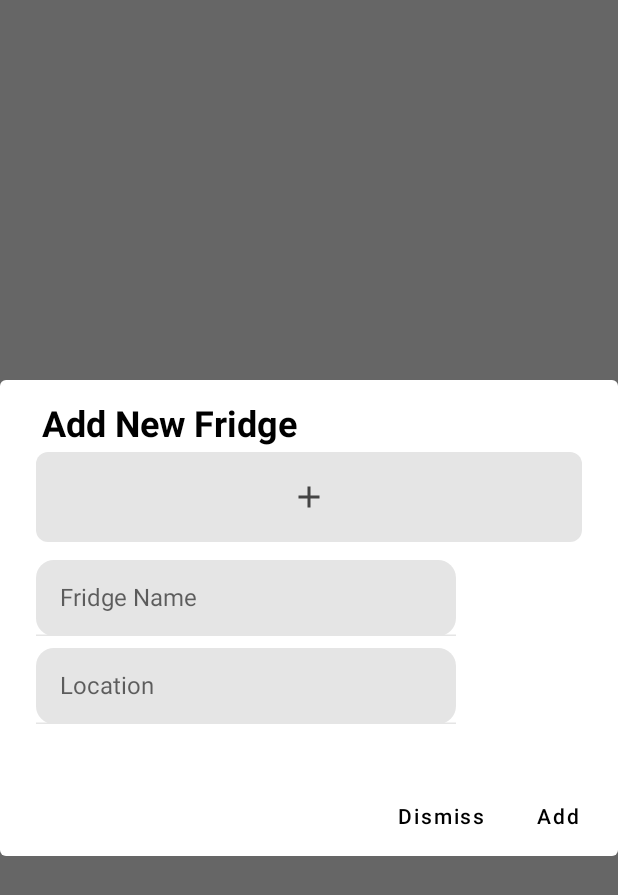
After one commit to zaydadnan08/CS446, an Android app built with Jetpack Compose: the composable AddFridgeDialog shown on its own in the app's theme, on a phone screen of 412 x 824 dp. The commit adds this screen. Shown: the top 895 px of the screen. Run offline under Robolectric (Android 15) with nearby library versions, the phone set to English and light mode, and no system bars; our stand-ins replace Dagger/Hilt's generated code, Firebase (no records; nobody signed in at launch, a user with empty details on screens opened directly).

Commit message:
Add community fridge and get community fridges
- Implemented add community fridges
- implemented adde community fridge dialog
- implemented get community fridges and display in list

```diff
--- /dev/null
+++ b/app/src/main/java/com/example/farmerpro/ui/home/fridge/AddFridgeDialog.kt
@@ -0,0 +1,160 @@
+package com.example.farmerpro.ui.home.fridge
+
+import androidx.compose.foundation.background
+import androidx.compose.foundation.layout.Box
+import androidx.compose.foundation.layout.Column
+import androidx.compose.foundation.layout.Spacer
+import androidx.compose.foundation.layout.fillMaxSize
+import androidx.compose.foundation.layout.fillMaxWidth
+import androidx.compose.foundation.layout.height
+import androidx.compose.foundation.layout.padding
+import androidx.compose.foundation.shape.RoundedCornerShape
+import androidx.compose.foundation.text.KeyboardOptions
+import androidx.compose.material.AlertDialog
+import androidx.compose.material.Icon
+import androidx.compose.material.IconButton
+import androidx.compose.material.Text
+import androidx.compose.material.TextButton
+import androidx.compose.material.icons.Icons
+import androidx.compose.material.icons.filled.Add
+import androidx.compose.runtime.*
+import androidx.compose.ui.Alignment
+import androidx.compose.ui.Modifier
+import androidx.compose.ui.focus.FocusRequester
+import androidx.compose.ui.focus.focusRequester
+import androidx.compose.ui.graphics.Color
+import androidx.compose.ui.text.TextStyle
+import androidx.compose.ui.text.font.FontWeight
+import androidx.compose.ui.text.input.KeyboardType
+import androidx.compose.ui.text.style.TextAlign
+import androidx.compose.ui.unit.dp
+import androidx.compose.ui.unit.sp
+import com.example.farmerpro.components.GreyTextInput
+import com.example.farmerpro.domain.model.CameraResponse
+import com.example.farmerpro.ui.home.markets.MarketViewModel
+import kotlinx.coroutines.job
+
+@Composable
+fun AddFridgeDialog(
+    closeDialog: () -> Unit,
+    addItem: (
+        name: String,
+        location: String
+    ) -> Unit,
+    openGallery: () -> Unit,
+    viewModel: CommunityFridgeViewModel
+) {
+    var name by remember { mutableStateOf("") }
+    var location by remember { mutableStateOf("") }
+
+    val focusRequester = FocusRequester()
+
+    AlertDialog(onDismissRequest = closeDialog, text = {
+        Column {
+            Spacer(modifier = Modifier.height(8.dp))
+            Text(
+                text = "Add New Fridge", modifier = Modifier.padding(4.dp), style = TextStyle(
+                    fontWeight = FontWeight.Bold,
+                    fontSize = 24.sp,
+                    textAlign = TextAlign.Start,
+                    color = Color.Black
+                )
+            )
+
+            IconButton(
+                onClick = {
+                    openGallery()
+                },
+                modifier = Modifier
+                    .fillMaxWidth()
+                    .height(60.dp)
+                    .background(Color(0xFFE5E5E5), RoundedCornerShape(8.dp))
+            ) {
+                Box(
+                    modifier = Modifier
+                        .fillMaxSize()
+                        .align(Alignment.CenterHorizontally)
+                ) {
+                    Icon(
+                        imageVector = Icons.Default.Add,
+                        contentDescription = "Add",
+                        tint = Color.DarkGray,
+                        modifier = Modifier.align(Alignment.Center)
+                    )
+                }
+            }
+
+            Spacer(modifier = Modifier.height(4.dp))
+
+            when (val addImageToStorageResponse = viewModel.addImageToStorageResponse) {
+                is CameraResponse.Loading -> {
+                    Text(
+                        text = "Adding image ...",
+                        modifier = Modifier.align(Alignment.CenterHorizontally)
+                    )
+                }
+
+                is CameraResponse.Success -> addImageToStorageResponse.data?.let { downloadUrl ->
+                    viewModel.setDownloadUrl(downloadUrl.toString())
+                    Text(
+                        text = "Image added successfully",
+                        color = Color(0xFF067f00),
+                        modifier = Modifier.align(Alignment.CenterHorizontally)
+                    )
+                }
+
+                is CameraResponse.Failure -> {
+                    Text(
+                        text = "Error adding image",
+                        color = Color(0xFF067f00),
+                        modifier = Modifier.align(Alignment.CenterHorizontally)
+                    )
+                    print(addImageToStorageResponse.e)
+                }
+            }
+            Spacer(modifier = Modifier.height(8.dp))
+            GreyTextInput(
+                value = name,
+                onValueChange = { name = it },
+                placeholder = "Fridge Name",
+                Modifier.focusRequester(focusRequester)
+            )
+            LaunchedEffect(Unit) {
+                coroutineContext.job.invokeOnCompletion {
+                    focusRequester.requestFocus()
+                }
+            }
+
+            Spacer(modifier = Modifier.height(8.dp))
+            GreyTextInput(
+                value = location, onValueChange = { location = it }, placeholder = "Location"
+            )
+
+            Spacer(modifier = Modifier.height(8.dp))
+
+        }
+    }, confirmButton = {
+        val addImageToStorageResponse = viewModel.addImageToStorageResponse
+        val isEnabled = !(addImageToStorageResponse is CameraResponse.Loading)
+        TextButton(
+            onClick = {
+                if (isEnabled) {
+                    closeDialog()
+                    addItem(name, location)
+                }
+            }, enabled = isEnabled
+        ) {
+            Text(
+                text = "Add"
+            )
+        }
+    }, dismissButton = {
+        TextButton(
+            onClick = closeDialog
+        ) {
+            Text(
+                text = "Dismiss"
+            )
+        }
+    })
+}
```
Also changed, not shown: app/src/main/java/com/example/farmerpro/ui/home/fridge/CommunityFridgeScreen.kt (+61 -42 lines), app/src/main/java/com/example/farmerpro/ui/home/fridge/CommunityFridgeViewModel.kt (+61 -2 lines), app/src/main/java/com/example/farmerpro/ui/home/fridge/FridgeCard.kt (added, +91 -0 lines), app/src/main/java/com/example/farmerpro/ui/home/fridge/Fridges.kt (added, +19 -0 lines), app/src/main/java/com/example/farmerpro/ui/home/fridge/fridge.kt (deleted, +0 -78 lines).
